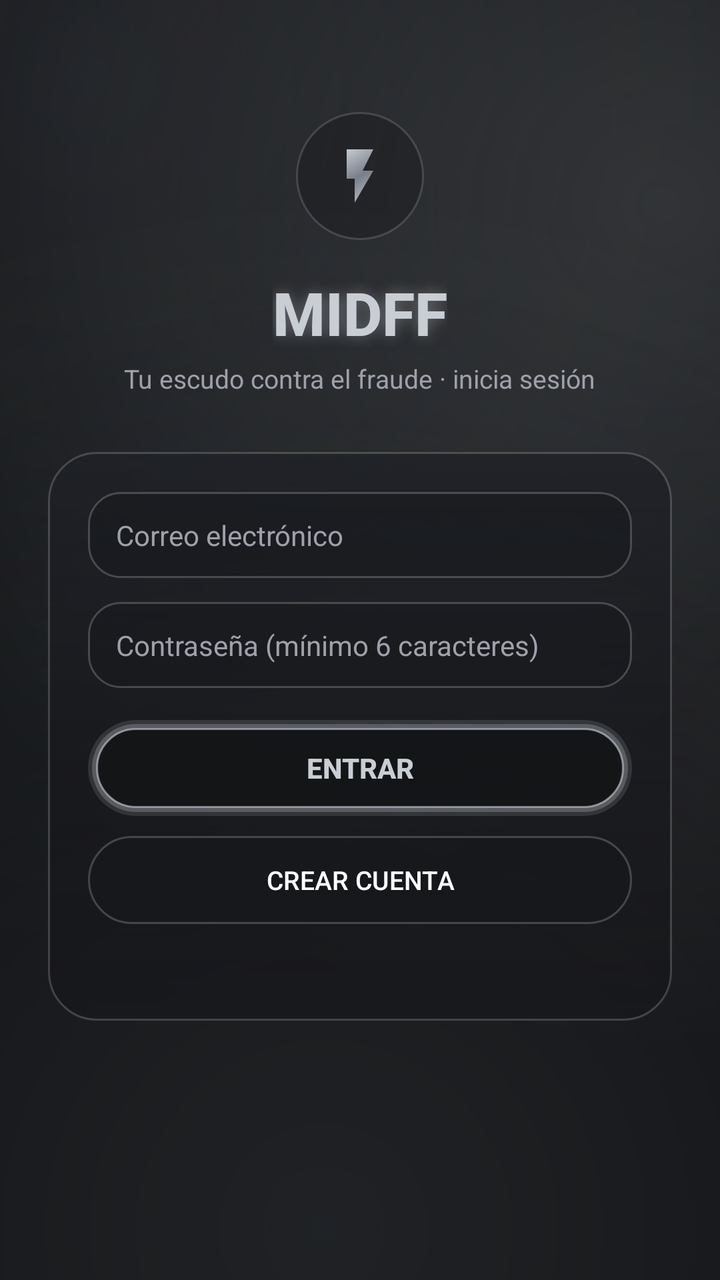
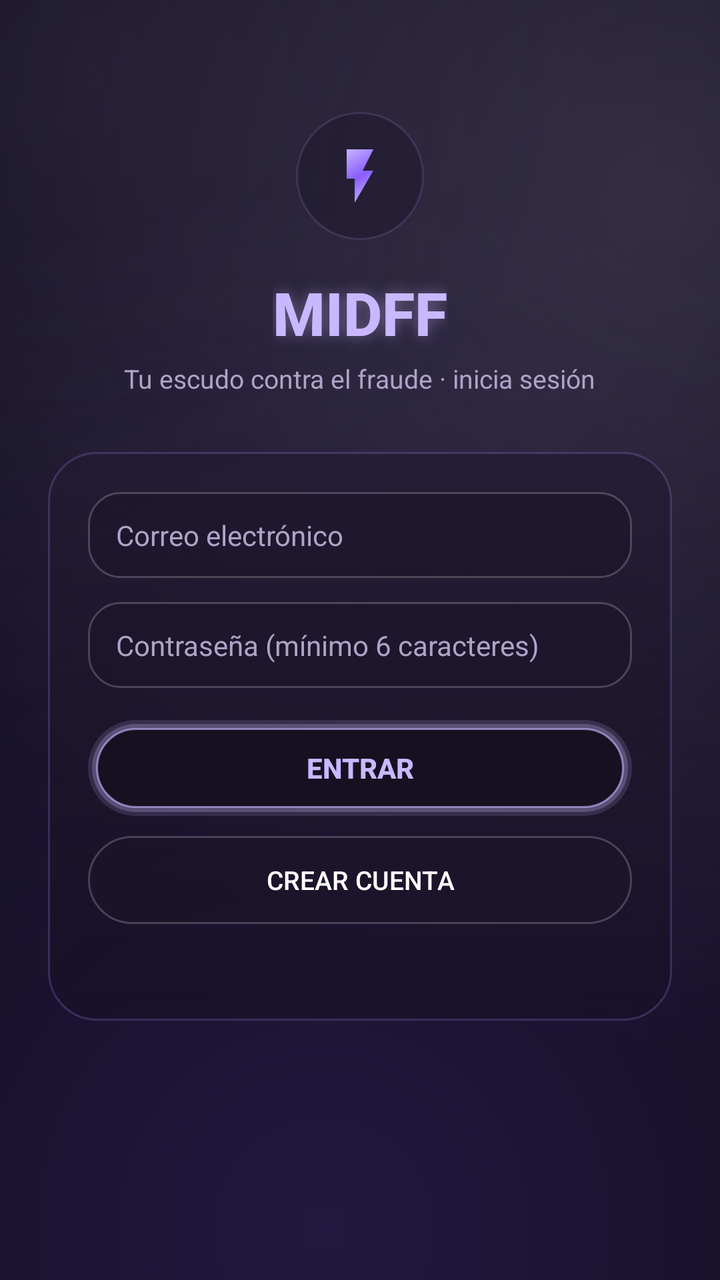

Before-and-after screenshots of an Android layout around one commit, followed by the original layout XML and the change that was made.
<!-- AndroidManifest.xml: application theme Theme.MidffAlertas -->
<!-- res/layout/activity_login.xml -->
<?xml version="1.0" encoding="utf-8"?>
<ScrollView xmlns:android="http://schemas.android.com/apk/res/android"
    android:layout_width="match_parent"
    android:layout_height="match_parent"
    android:fillViewport="true"
    android:scrollbars="none">

    <LinearLayout
        android:layout_width="match_parent"
        android:layout_height="wrap_content"
        android:gravity="center_horizontal"
        android:orientation="vertical"
        android:padding="24dp">

        <FrameLayout
            android:layout_width="64dp"
            android:layout_height="64dp"
            android:layout_marginTop="32dp"
            android:background="@drawable/chip_cristal">

            <ImageView
                android:layout_width="32dp"
                android:layout_height="32dp"
                android:layout_gravity="center"
                android:contentDescription="@string/login_titulo"
                android:src="@drawable/ic_rayo_aurora" />
        </FrameLayout>

        <TextView
            android:layout_width="wrap_content"
            android:layout_height="wrap_content"
            android:layout_marginTop="16dp"
            android:fontFamily="sans-serif-medium"
            android:shadowColor="#66C9CED5"
            android:shadowDx="0"
            android:shadowDy="0"
            android:shadowRadius="18"
            android:text="@string/login_titulo"
            android:textColor="@color/neon_cian"
            android:textSize="30sp"
            android:textStyle="bold" />

        <TextView
            android:layout_width="wrap_content"
            android:layout_height="wrap_content"
            android:layout_marginTop="4dp"
            android:text="@string/login_subtitulo"
            android:textColor="@color/texto_secundario"
            android:textSize="13sp" />

        <LinearLayout
            android:layout_width="match_parent"
            android:layout_height="wrap_content"
            android:layout_marginTop="28dp"
            android:background="@drawable/panel_cristal"
            android:orientation="vertical"
            android:padding="20dp">

            <EditText
                android:id="@+id/edtCorreo"
                android:layout_width="match_parent"
                android:layout_height="wrap_content"
                android:background="@drawable/campo_cristal"
                android:hint="@string/hint_correo"
                android:imeOptions="actionNext"
                android:inputType="textEmailAddress"
                android:maxLines="1"
                android:textColor="@color/texto_titulo"
                android:textColorHint="@color/texto_secundario"
                android:textSize="14sp" />

            <EditText
                android:id="@+id/edtContrasena"
                android:layout_width="match_parent"
                android:layout_height="wrap_content"
                android:layout_marginTop="12dp"
                android:background="@drawable/campo_cristal"
                android:hint="@string/hint_contrasena"
                android:imeOptions="actionDone"
                android:inputType="textPassword"
                android:maxLines="1"
                android:textColor="@color/texto_titulo"
                android:textColorHint="@color/texto_secundario"
                android:textSize="14sp" />

            <androidx.appcompat.widget.AppCompatButton
                android:id="@+id/btnEntrar"
                android:layout_width="match_parent"
                android:layout_height="48dp"
                android:layout_marginTop="16dp"
                android:background="@drawable/btn_neon_cian_ripple"
                android:text="@string/btn_entrar"
                android:textColor="@color/neon_cian"
                android:textSize="14sp"
                android:textStyle="bold" />

            <androidx.appcompat.widget.AppCompatButton
                android:id="@+id/btnCrearCuenta"
                android:layout_width="match_parent"
                android:layout_height="44dp"
                android:layout_marginTop="10dp"
                android:background="@drawable/btn_cristal_ripple"
                android:text="@string/btn_crear_cuenta"
                android:textColor="@color/texto_titulo"
                android:textSize="13sp" />

            <TextView
                android:id="@+id/txtEstadoLogin"
                android:layout_width="match_parent"
                android:layout_height="wrap_content"
                android:layout_marginTop="12dp"
                android:gravity="center"
                android:textColor="@color/texto_secundario"
                android:textSize="12sp" />
        </LinearLayout>
    </LinearLayout>
</ScrollView>
<!-- resources referenced by this layout -->
<resources>
  <color name="neon_cian">#C9CED5</color>
  <color name="texto_secundario">#A0A0AB</color>
  <!-- drawable btn_neon_cian_ripple (drawable) -->
  <?xml version="1.0" encoding="utf-8"?>
  <ripple xmlns:android="http://schemas.android.com/apk/res/android"
      android:color="#66C9CED5">
      <item android:drawable="@drawable/btn_neon_cian" />
  </ripple>
  <!-- drawable campo_cristal (drawable) -->
  <?xml version="1.0" encoding="utf-8"?>
  <shape xmlns:android="http://schemas.android.com/apk/res/android"
      android:shape="rectangle">
      <solid android:color="#8017181C" />
      <stroke
          android:width="1dp"
          android:color="#33FFFFFF" />
      <corners android:radius="16dp" />
      <padding
          android:bottom="12dp"
          android:left="14dp"
          android:right="14dp"
          android:top="12dp" />
  </shape>
  <!-- drawable chip_cristal (drawable) -->
  <?xml version="1.0" encoding="utf-8"?>
  <shape xmlns:android="http://schemas.android.com/apk/res/android"
      android:shape="rectangle">
      <solid android:color="#6617181C" />
      <stroke
          android:width="1dp"
          android:color="@color/cristal_borde_suave" />
      <corners android:radius="999dp" />
  </shape>
  <!-- drawable ic_rayo_aurora (drawable) -->
  <?xml version="1.0" encoding="utf-8"?>
  <vector xmlns:android="http://schemas.android.com/apk/res/android"
      xmlns:aapt="http://schemas.android.com/aapt"
      android:width="24dp"
      android:height="24dp"
      android:viewportWidth="24"
      android:viewportHeight="24">
      <path android:pathData="M7,2v11h3v9l7,-12h-4l4,-8z">
          <aapt:attr name="android:fillColor">
              <gradient
                  android:type="linear"
                  android:startX="6"
                  android:startY="2"
                  android:endX="18"
                  android:endY="22"
                  android:startColor="#C9CED5"
                  android:centerColor="#787F89"
                  android:endColor="#C4C9D0" />
          </aapt:attr>
      </path>
  </vector>
  <!-- drawable panel_cristal (drawable) -->
  <?xml version="1.0" encoding="utf-8"?>
  <shape xmlns:android="http://schemas.android.com/apk/res/android"
      android:shape="rectangle">
      <gradient
          android:angle="270"
          android:startColor="#C81E2026"
          android:centerColor="#B317181C"
          android:endColor="#99141519"
          android:type="linear" />
      <stroke
          android:width="1dp"
          android:color="@color/cristal_borde" />
      <corners android:radius="24dp" />
  </shape>
  <!-- drawable btn_cristal (drawable) -->
  <?xml version="1.0" encoding="utf-8"?>
  <shape xmlns:android="http://schemas.android.com/apk/res/android"
      android:shape="rectangle">
      <solid android:color="#9917181C" />
      <stroke
          android:width="1dp"
          android:color="#33FFFFFF" />
      <corners android:radius="999dp" />
  </shape>
  <!-- drawable btn_neon_cian (drawable) -->
  <?xml version="1.0" encoding="utf-8"?>
  <layer-list xmlns:android="http://schemas.android.com/apk/res/android">
      <item>
          <shape android:shape="rectangle">
              <solid android:color="#26C9CED5" />
              <corners android:radius="999dp" />
          </shape>
      </item>
      <item
          android:bottom="2dp"
          android:left="2dp"
          android:right="2dp"
          android:top="2dp">
          <shape android:shape="rectangle">
              <solid android:color="#40C9CED5" />
              <corners android:radius="999dp" />
          </shape>
      </item>
      <item
          android:bottom="4dp"
          android:left="4dp"
          android:right="4dp"
          android:top="4dp">
          <shape android:shape="rectangle">
              <solid android:color="#E60D0E10" />
              <stroke
                  android:width="1dp"
                  android:color="#99C9CED5" />
              <corners android:radius="999dp" />
          </shape>
      </item>
  </layer-list>
  <color name="cristal_borde_suave">#26FFFFFF</color>
  <color name="cristal_borde">#2EFFFFFF</color>
  <color name="aurora_purpura">#787F89</color>
  <color name="fondo_carbon">#0B0C0E</color>
  <color name="aurora_rosa">#C4C9D0</color>
  <!-- drawable bg_pantalla (drawable) -->
  <?xml version="1.0" encoding="utf-8"?>
  <layer-list xmlns:android="http://schemas.android.com/apk/res/android">
      <item>
          <shape android:shape="rectangle">
              <solid android:color="@color/fondo_carbon" />
          </shape>
      </item>
      <item>
          <shape android:shape="rectangle">
              <gradient
                  android:type="radial"
                  android:centerX="0.12"
                  android:centerY="0.06"
                  android:gradientRadius="440dp"
                  android:startColor="#33585F69"
                  android:endColor="#00585F69" />
          </shape>
      </item>
      <item>
          <shape android:shape="rectangle">
              <gradient
                  android:type="radial"
                  android:centerX="0.92"
                  android:centerY="0.16"
                  android:gradientRadius="420dp"
                  android:startColor="#2EC4C9D0"
                  android:endColor="#00C4C9D0" />
          </shape>
      </item>
      <item>
          <shape android:shape="rectangle">
              <gradient
                  android:type="radial"
                  android:centerX="0.45"
                  android:centerY="0.96"
                  android:gradientRadius="520dp"
                  android:startColor="#30787F89"
                  android:endColor="#00787F89" />
          </shape>
      </item>
  </layer-list>
  <!-- unchanged entries left out for length: 11 -->
</resources>

<!-- the commit's change to res/layout/activity_login.xml (unified diff, before → after) -->
@@ -31,7 +31,7 @@
             android:layout_height="wrap_content"
             android:layout_marginTop="16dp"
             android:fontFamily="sans-serif-medium"
-            android:shadowColor="#66C9CED5"
+            android:shadowColor="#66C9B8FF"
             android:shadowDx="0"
             android:shadowDy="0"
             android:shadowRadius="18"
<!-- resource entries referenced after the edit -->
@@ -1,18 +1,18 @@
 <!-- resources referenced by this layout -->
 <resources>
-  <color name="neon_cian">#C9CED5</color>
-  <color name="texto_secundario">#A0A0AB</color>
+  <color name="neon_cian">#C9B8FF</color>
+  <color name="texto_secundario">#AEA3C7</color>
   <!-- drawable btn_neon_cian_ripple (drawable) -->
   <?xml version="1.0" encoding="utf-8"?>
   <ripple xmlns:android="http://schemas.android.com/apk/res/android"
-      android:color="#66C9CED5">
+      android:color="#66C9B8FF">
       <item android:drawable="@drawable/btn_neon_cian" />
   </ripple>
   <!-- drawable campo_cristal (drawable) -->
   <?xml version="1.0" encoding="utf-8"?>
   <shape xmlns:android="http://schemas.android.com/apk/res/android"
       android:shape="rectangle">
-      <solid android:color="#8017181C" />
+      <solid android:color="#801B1429" />
       <stroke
           android:width="1dp"
           android:color="#33FFFFFF" />
@@ -27,7 +27,7 @@
   <?xml version="1.0" encoding="utf-8"?>
   <shape xmlns:android="http://schemas.android.com/apk/res/android"
       android:shape="rectangle">
-      <solid android:color="#6617181C" />
+      <solid android:color="#661B1429" />
       <stroke
           android:width="1dp"
           android:color="@color/cristal_borde_suave" />
@@ -49,9 +49,9 @@
                   android:startY="2"
                   android:endX="18"
                   android:endY="22"
-                  android:startColor="#C9CED5"
-                  android:centerColor="#787F89"
-                  android:endColor="#C4C9D0" />
+                  android:startColor="#C9B8FF"
+                  android:centerColor="#8A5CFF"
+                  android:endColor="#D4C2FF" />
           </aapt:attr>
       </path>
   </vector>
@@ -61,9 +61,9 @@
       android:shape="rectangle">
       <gradient
           android:angle="270"
-          android:startColor="#C81E2026"
-          android:centerColor="#B317181C"
-          android:endColor="#99141519"
+          android:startColor="#C8221A33"
+          android:centerColor="#B31B1429"
+          android:endColor="#99170F26"
           android:type="linear" />
       <stroke
           android:width="1dp"
@@ -74,7 +74,7 @@
   <?xml version="1.0" encoding="utf-8"?>
   <shape xmlns:android="http://schemas.android.com/apk/res/android"
       android:shape="rectangle">
-      <solid android:color="#9917181C" />
+      <solid android:color="#991B1429" />
       <stroke
           android:width="1dp"
           android:color="#33FFFFFF" />
@@ -85,7 +85,7 @@
   <layer-list xmlns:android="http://schemas.android.com/apk/res/android">
       <item>
           <shape android:shape="rectangle">
-              <solid android:color="#26C9CED5" />
+              <solid android:color="#26C9B8FF" />
               <corners android:radius="999dp" />
           </shape>
       </item>
@@ -95,7 +95,7 @@
           android:right="2dp"
           android:top="2dp">
           <shape android:shape="rectangle">
-              <solid android:color="#40C9CED5" />
+              <solid android:color="#40C9B8FF" />
               <corners android:radius="999dp" />
           </shape>
       </item>
@@ -105,19 +105,19 @@
           android:right="4dp"
           android:top="4dp">
           <shape android:shape="rectangle">
-              <solid android:color="#E60D0E10" />
+              <solid android:color="#E60E0A18" />
               <stroke
                   android:width="1dp"
-                  android:color="#99C9CED5" />
+                  android:color="#99C9B8FF" />
               <corners android:radius="999dp" />
           </shape>
       </item>
   </layer-list>
-  <color name="cristal_borde_suave">#26FFFFFF</color>
-  <color name="cristal_borde">#2EFFFFFF</color>
-  <color name="aurora_purpura">#787F89</color>
-  <color name="fondo_carbon">#0B0C0E</color>
-  <color name="aurora_rosa">#C4C9D0</color>
+  <color name="cristal_borde_suave">#26B69CFF</color>
+  <color name="cristal_borde">#33B69CFF</color>
+  <color name="aurora_purpura">#8A5CFF</color>
+  <color name="fondo_carbon">#0A0812</color>
+  <color name="aurora_rosa">#D4C2FF</color>
   <!-- drawable bg_pantalla (drawable) -->
   <?xml version="1.0" encoding="utf-8"?>
   <layer-list xmlns:android="http://schemas.android.com/apk/res/android">
@@ -133,8 +133,8 @@
                   android:centerX="0.12"
                   android:centerY="0.06"
                   android:gradientRadius="440dp"
-                  android:startColor="#33585F69"
-                  android:endColor="#00585F69" />
+                  android:startColor="#335E4B8A"
+                  android:endColor="#005E4B8A" />
           </shape>
       </item>
       <item>
@@ -144,8 +144,8 @@
                   android:centerX="0.92"
                   android:centerY="0.16"
                   android:gradientRadius="420dp"
-                  android:startColor="#2EC4C9D0"
-                  android:endColor="#00C4C9D0" />
+                  android:startColor="#2ED4C2FF"
+                  android:endColor="#00D4C2FF" />
           </shape>
       </item>
       <item>
@@ -155,8 +155,8 @@
                   android:centerX="0.45"
                   android:centerY="0.96"
                   android:gradientRadius="520dp"
-                  android:startColor="#30787F89"
-                  android:endColor="#00787F89" />
+                  android:startColor="#308A5CFF"
+                  android:endColor="#008A5CFF" />
           </shape>
       </item>
   </layer-list>
